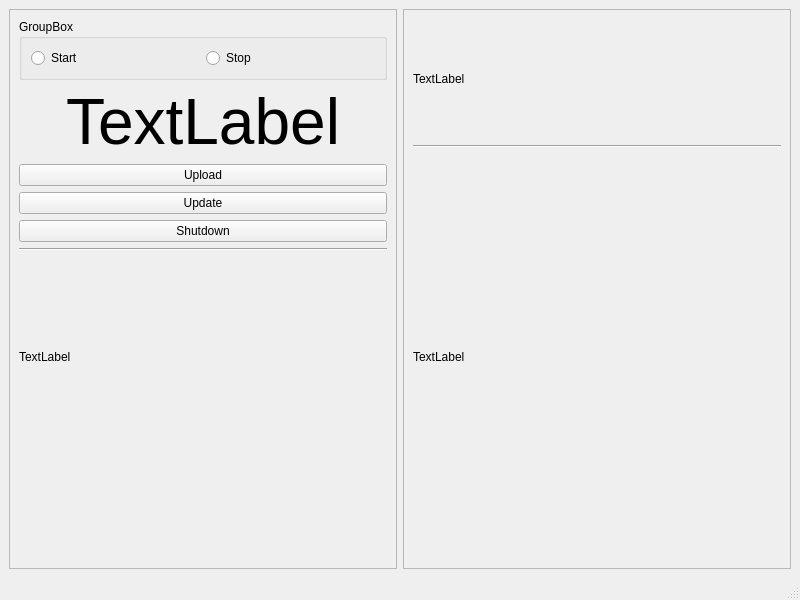
Qt form mainwindow.ui (horvathzoltan/instest) before a commit.
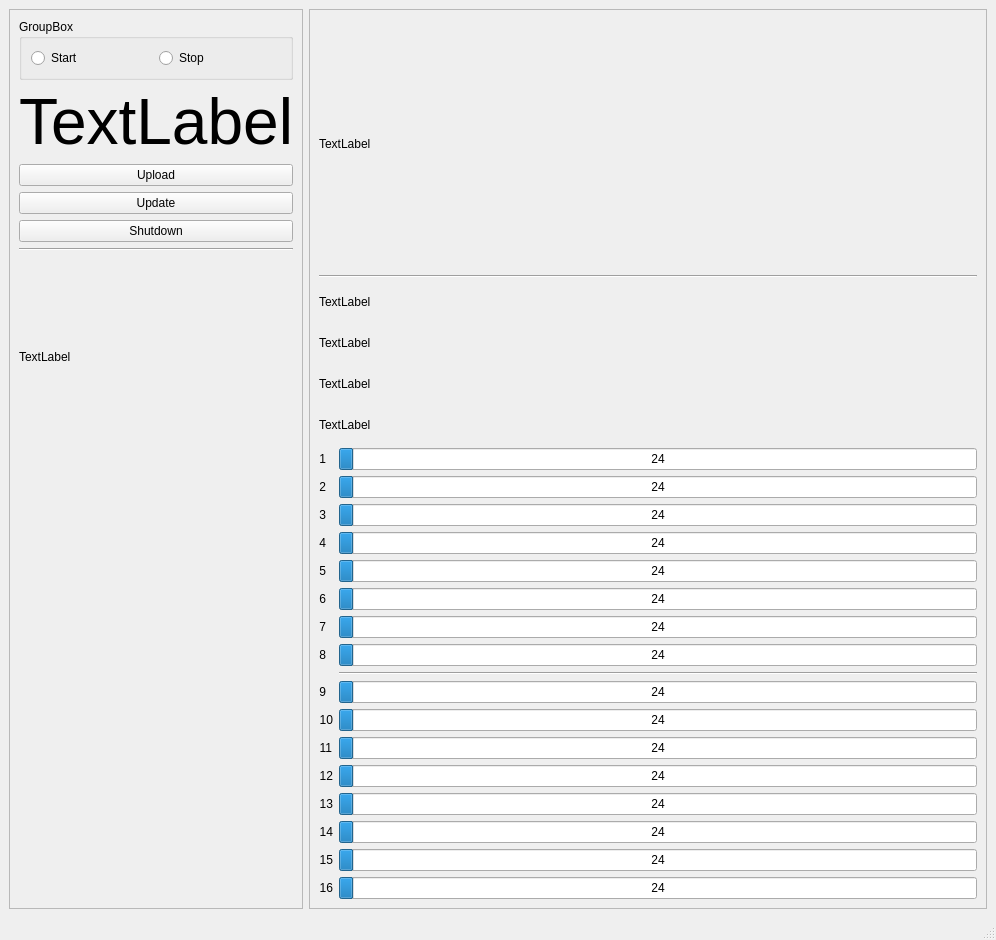
The same form after that commit.

Diff of the .ui file:
```diff
--- a/mainwindow.ui
+++ b/mainwindow.ui
@@ -6,8 +6,8 @@
    <rect>
     <x>0</x>
     <y>0</y>
-    <width>800</width>
-    <height>600</height>
+    <width>996</width>
+    <height>940</height>
    </rect>
   </property>
   <property name="windowTitle">
@@ -142,7 +142,7 @@
          <property name="minimumSize">
           <size>
            <width>0</width>
-           <height>120</height>
+           <height>250</height>
           </size>
          </property>
          <property name="text">
@@ -161,8 +161,8 @@
         <widget class="QLabel" name="label_pic">
          <property name="maximumSize">
           <size>
-           <width>360</width>
-           <height>640</height>
+           <width>16777215</width>
+           <height>16777215</height>
           </size>
          </property>
          <property name="text">
@@ -173,6 +173,412 @@
          </property>
         </widget>
        </item>
+       <item>
+        <widget class="QLabel" name="label_insoletype">
+         <property name="text">
+          <string>TextLabel</string>
+         </property>
+        </widget>
+       </item>
+       <item>
+        <widget class="QLabel" name="label_batt">
+         <property name="text">
+          <string>TextLabel</string>
+         </property>
+        </widget>
+       </item>
+       <item>
+        <widget class="QLabel" name="label_status">
+         <property name="text">
+          <string>TextLabel</string>
+         </property>
+        </widget>
+       </item>
+       <item>
+        <layout class="QFormLayout" name="formLayout">
+         <item row="0" column="0">
+          <widget class="QLabel" name="label">
+           <property name="text">
+            <string>1</string>
+           </property>
+           <property name="alignment">
+            <set>Qt::AlignRight|Qt::AlignTrailing|Qt::AlignVCenter</set>
+           </property>
+          </widget>
+         </item>
+         <item row="0" column="1">
+          <widget class="QProgressBar" name="progressBar_1">
+           <property name="maximum">
+            <number>1023</number>
+           </property>
+           <property name="value">
+            <number>24</number>
+           </property>
+           <property name="format">
+            <string>%v</string>
+           </property>
+          </widget>
+         </item>
+         <item row="1" column="0">
+          <widget class="QLabel" name="label_2">
+           <property name="text">
+            <string>2</string>
+           </property>
+           <property name="alignment">
+            <set>Qt::AlignRight|Qt::AlignTrailing|Qt::AlignVCenter</set>
+           </property>
+          </widget>
+         </item>
+         <item row="1" column="1">
+          <widget class="QProgressBar" name="progressBar_2">
+           <property name="maximum">
+            <number>1023</number>
+           </property>
+           <property name="value">
+            <number>24</number>
+           </property>
+           <property name="format">
+            <string>%v</string>
+           </property>
+          </widget>
+         </item>
+         <item row="2" column="0">
+          <widget class="QLabel" name="label_3">
+           <property name="sizePolicy">
+            <sizepolicy hsizetype="Preferred" vsizetype="Preferred">
+             <horstretch>0</horstretch>
+             <verstretch>0</verstretch>
+            </sizepolicy>
+           </property>
+           <property name="text">
+            <string>3</string>
+           </property>
+           <property name="alignment">
+            <set>Qt::AlignRight|Qt::AlignTrailing|Qt::AlignVCenter</set>
+           </property>
+          </widget>
+         </item>
+         <item row="2" column="1">
+          <widget class="QProgressBar" name="progressBar_3">
+           <property name="maximum">
+            <number>1023</number>
+           </property>
+           <property name="value">
+            <number>24</number>
+           </property>
+           <property name="format">
+            <string>%v</string>
+           </property>
+          </widget>
+         </item>
+         <item row="3" column="0">
+          <widget class="QLabel" name="label_4">
+           <property name="text">
+            <string>4</string>
+           </property>
+           <property name="alignment">
+            <set>Qt::AlignRight|Qt::AlignTrailing|Qt::AlignVCenter</set>
+           </property>
+          </widget>
+         </item>
+         <item row="3" column="1">
+          <widget class="QProgressBar" name="progressBar_4">
+           <property name="maximum">
+            <number>1023</number>
+           </property>
+           <property name="value">
+            <number>24</number>
+           </property>
+           <property name="format">
+            <string>%v</string>
+           </property>
+          </widget>
+         </item>
+         <item row="4" column="0">
+          <widget class="QLabel" name="label_5">
+           <property name="text">
+            <string>5</string>
+           </property>
+           <property name="alignment">
+            <set>Qt::AlignRight|Qt::AlignTrailing|Qt::AlignVCenter</set>
+           </property>
+          </widget>
+         </item>
+         <item row="4" column="1">
+          <widget class="QProgressBar" name="progressBar_5">
+           <property name="maximum">
+            <number>1023</number>
+           </property>
+           <property name="value">
+            <number>24</number>
+           </property>
+           <property name="format">
+            <string>%v</string>
+           </property>
+          </widget>
+         </item>
+         <item row="5" column="0">
+          <widget class="QLabel" name="label_6">
+           <property name="text">
+            <string>6</string>
+           </property>
+           <property name="alignment">
+            <set>Qt::AlignRight|Qt::AlignTrailing|Qt::AlignVCenter</set>
+           </property>
+          </widget>
+         </item>
+         <item row="5" column="1">
+          <widget class="QProgressBar" name="progressBar_6">
+           <property name="maximum">
+            <number>1023</number>
+           </property>
+           <property name="value">
+            <number>24</number>
+           </property>
+           <property name="format">
+            <string>%v</string>
+           </property>
+          </widget>
+         </item>
+         <item row="6" column="0">
+          <widget class="QLabel" name="label_7">
+           <property name="text">
+            <string>7</string>
+           </property>
+           <property name="alignment">
+            <set>Qt::AlignRight|Qt::AlignTrailing|Qt::AlignVCenter</set>
+           </property>
+          </widget>
+         </item>
+         <item row="6" column="1">
+          <widget class="QProgressBar" name="progressBar_7">
+           <property name="maximum">
+            <number>1023</number>
+           </property>
+           <property name="value">
+            <number>24</number>
+           </property>
+           <property name="format">
+            <string>%v</string>
+           </property>
+          </widget>
+         </item>
+         <item row="7" column="0">
+          <widget class="QLabel" name="label_8">
+           <property name="text">
+            <string>8</string>
+           </property>
+           <property name="alignment">
+            <set>Qt::AlignRight|Qt::AlignTrailing|Qt::AlignVCenter</set>
+           </property>
+          </widget>
+         </item>
+         <item row="7" column="1">
+          <widget class="QProgressBar" name="progressBar_8">
+           <property name="maximum">
+            <number>1023</number>
+           </property>
+           <property name="value">
+            <number>24</number>
+           </property>
+           <property name="format">
+            <string>%v</string>
+           </property>
+          </widget>
+         </item>
+         <item row="9" column="0">
+          <widget class="QLabel" name="label_9">
+           <property name="text">
+            <string>9</string>
+           </property>
+           <property name="alignment">
+            <set>Qt::AlignRight|Qt::AlignTrailing|Qt::AlignVCenter</set>
+           </property>
+          </widget>
+         </item>
+         <item row="9" column="1">
+          <widget class="QProgressBar" name="progressBar_9">
+           <property name="maximum">
+            <number>1023</number>
+           </property>
+           <property name="value">
+            <number>24</number>
+           </property>
+           <property name="format">
+            <string>%v</string>
+           </property>
+          </widget>
+         </item>
+         <item row="10" column="0">
+          <widget class="QLabel" name="label_10">
+           <property name="text">
+            <string>10</string>
+           </property>
+           <property name="alignment">
+            <set>Qt::AlignRight|Qt::AlignTrailing|Qt::AlignVCenter</set>
+           </property>
+          </widget>
+         </item>
+         <item row="10" column="1">
+          <widget class="QProgressBar" name="progressBar_10">
+           <property name="maximum">
+            <number>1023</number>
+           </property>
+           <property name="value">
+            <number>24</number>
+           </property>
+           <property name="format">
+            <string>%v</string>
+           </property>
+          </widget>
+         </item>
+         <item row="8" column="1">
+          <widget class="Line" name="line_3">
+           <property name="orientation">
+            <enum>Qt::Horizontal</enum>
+           </property>
+          </widget>
+         </item>
+         <item row="11" column="0">
+          <widget class="QLabel" name="label_11">
+           <property name="text">
+            <string>11</string>
+           </property>
+           <property name="alignment">
+            <set>Qt::AlignRight|Qt::AlignTrailing|Qt::AlignVCenter</set>
+           </property>
+          </widget>
+         </item>
+         <item row="11" column="1">
+          <widget class="QProgressBar" name="progressBar_11">
+           <property name="maximum">
+            <number>1023</number>
+           </property>
+           <property name="value">
+            <number>24</number>
+           </property>
+           <property name="format">
+            <string>%v</string>
+           </property>
+          </widget>
+         </item>
+         <item row="12" column="0">
+          <widget class="QLabel" name="label_12">
+           <property name="text">
+            <string>12</string>
+           </property>
+           <property name="alignment">
+            <set>Qt::AlignRight|Qt::AlignTrailing|Qt::AlignVCenter</set>
+           </property>
+          </widget>
+         </item>
+         <item row="12" column="1">
+          <widget class="QProgressBar" name="progressBar_12">
+           <property name="maximum">
+            <number>1023</number>
+           </property>
+           <property name="value">
+            <number>24</number>
+           </property>
+           <property name="format">
+            <string>%v</string>
+           </property>
+          </widget>
+         </item>
+         <item row="13" column="0">
+          <widget class="QLabel" name="label_13">
+           <property name="text">
+            <string>13</string>
+           </property>
+           <property name="alignment">
+            <set>Qt::AlignRight|Qt::AlignTrailing|Qt::AlignVCenter</set>
+           </property>
+          </widget>
+         </item>
+         <item row="13" column="1">
+          <widget class="QProgressBar" name="progressBar_13">
+           <property name="maximum">
+            <number>1023</number>
+           </property>
+           <property name="value">
+            <number>24</number>
+           </property>
+           <property name="format">
+            <string>%v</string>
+           </property>
+          </widget>
+         </item>
+         <item row="14" column="0">
+          <widget class="QLabel" name="label_14">
+           <property name="text">
+            <string>14</string>
+           </property>
+           <property name="alignment">
+            <set>Qt::AlignRight|Qt::AlignTrailing|Qt::AlignVCenter</set>
+           </property>
+          </widget>
+         </item>
+         <item row="15" column="0">
+          <widget class="QLabel" name="label_15">
+           <property name="text">
+            <string>15</string>
+           </property>
+           <property name="alignment">
+            <set>Qt::AlignRight|Qt::AlignTrailing|Qt::AlignVCenter</set>
+           </property>
+          </widget>
+         </item>
+         <item row="16" column="0">
+          <widget class="QLabel" name="label_16">
+           <property name="text">
+            <string>16</string>
+           </property>
+           <property name="alignment">
+            <set>Qt::AlignRight|Qt::AlignTrailing|Qt::AlignVCenter</set>
+           </property>
+          </widget>
+         </item>
+         <item row="14" column="1">
+          <widget class="QProgressBar" name="progressBar_14">
+           <property name="maximum">
+            <number>1023</number>
+           </property>
+           <property name="value">
+            <number>24</number>
+           </property>
+           <property name="format">
+            <string>%v</string>
+           </property>
+          </widget>
+         </item>
+         <item row="15" column="1">
+          <widget class="QProgressBar" name="progressBar_15">
+           <property name="maximum">
+            <number>1023</number>
+           </property>
+           <property name="value">
+            <number>24</number>
+           </property>
+           <property name="format">
+            <string>%v</string>
+           </property>
+          </widget>
+         </item>
+         <item row="16" column="1">
+          <widget class="QProgressBar" name="progressBar_16">
+           <property name="maximum">
+            <number>1023</number>
+           </property>
+           <property name="value">
+            <number>24</number>
+           </property>
+           <property name="format">
+            <string>%v</string>
+           </property>
+          </widget>
+         </item>
+        </layout>
+       </item>
       </layout>
      </widget>
     </item>
```
Left out of the diff: 2 changed lines with no effect on the pictures.
